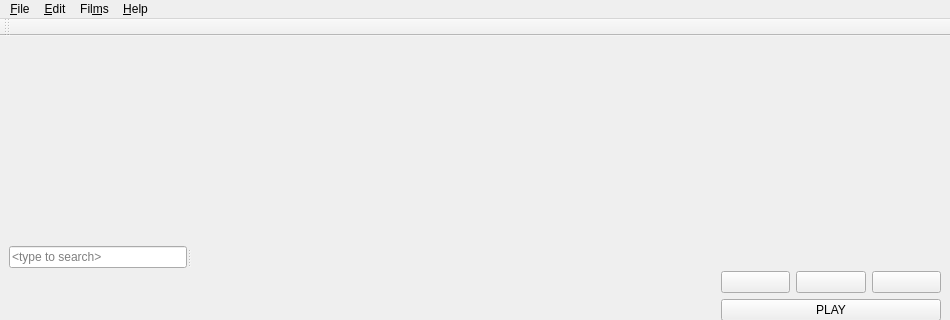
This is src/mainwindow.ui in eugene-melnik/alexandra as Qt 5 draws it before an edit; both pictures show x 0 to 950 and y 0 to 320 of the 950 by 500 pixel window. The edited form follows.
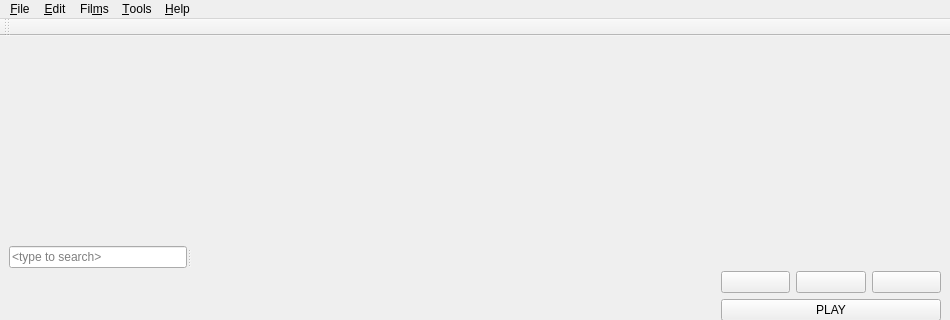
This is the edited form. Icons and pictures are not drawn. Custom widgets are drawn as their Qt base class.

The edit to the form file:
```diff
--- a/src/mainwindow.ui
+++ b/src/mainwindow.ui
@@ -546,9 +546,16 @@
     <addaction name="actionRandom"/>
     <addaction name="actionSearch"/>
    </widget>
+   <widget class="QMenu" name="menu_Tools">
+    <property name="title">
+     <string>&amp;Tools</string>
+    </property>
+    <addaction name="actionFilmScanner"/>
+   </widget>
    <addaction name="menu_File"/>
    <addaction name="menu_Edit"/>
    <addaction name="menu_Films"/>
+   <addaction name="menu_Tools"/>
    <addaction name="menu_Help"/>
   </widget>
   <widget class="ToolBar" name="toolbar">
```
Left out of the diff: 11 changed lines with no effect on the pictures.
